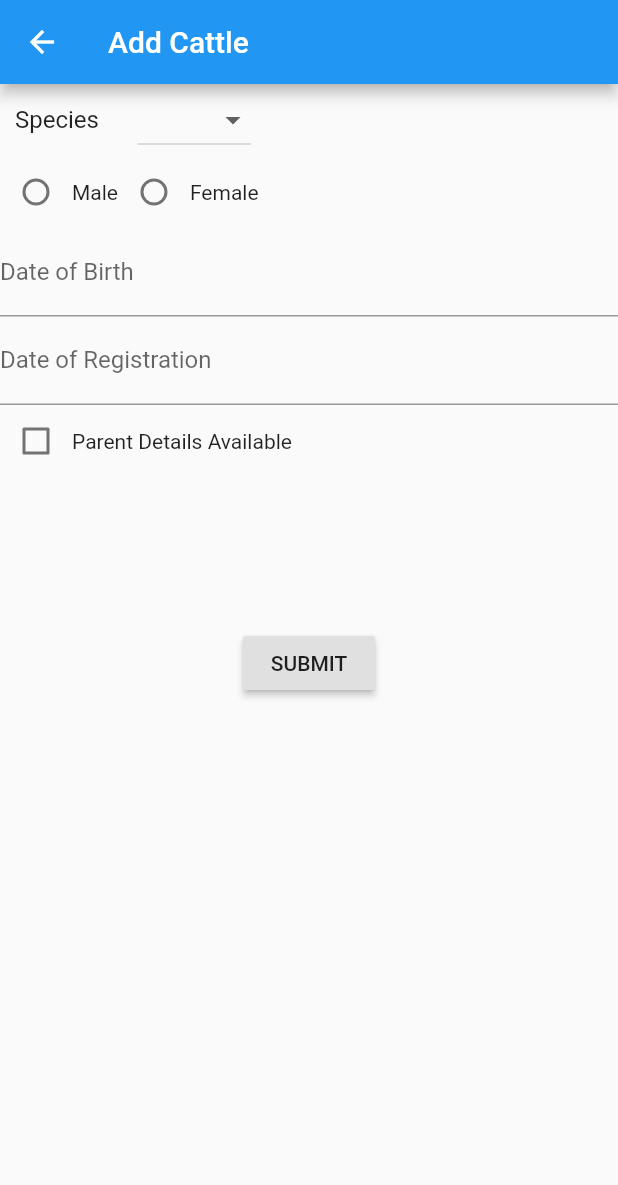
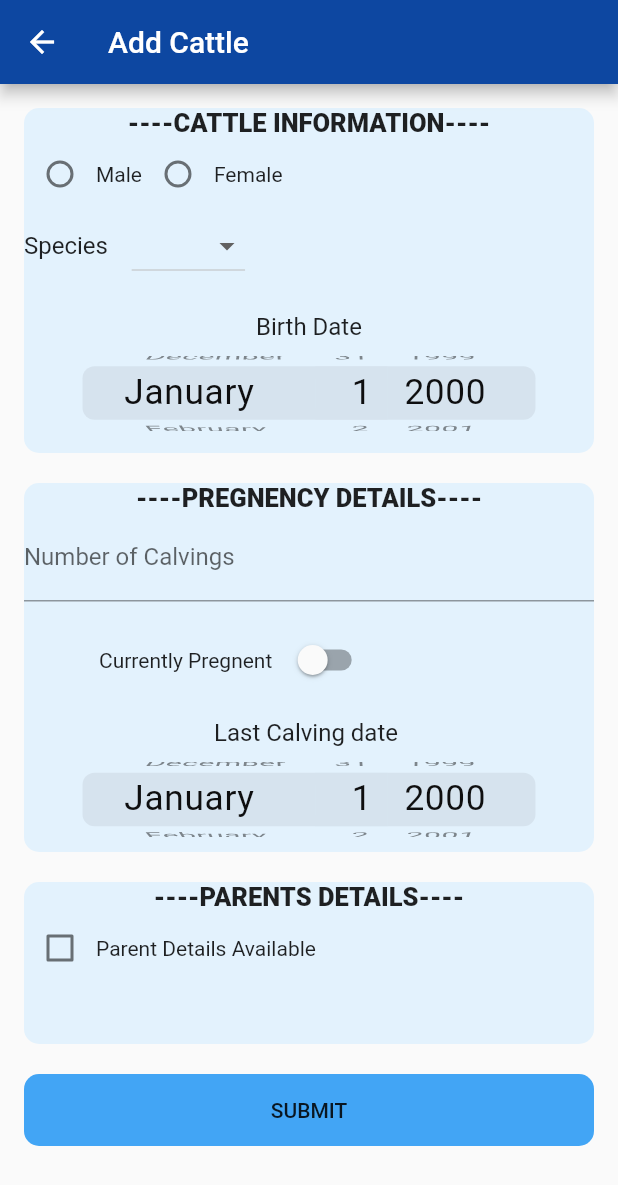
Before and after one commit to MautKaFarishta/KAMADHENU, a Flutter app: the AddAnimal screen opened directly, on a phone screen of 412 x 824 dp. Shown: the top 1185 px of the screen. Run offline on Flutter 3.47's test engine with Material 2 defaults, Android fonts, the phone set to English and light mode, and no system bars; our stand-ins replace cloud_firestore; accounts and stored records are empty.

Commit message:
AnimalRegistration form updated

```diff
--- a/lib/Forms.dart/add_animal.dart
+++ b/lib/Forms.dart/add_animal.dart
@@ -1,3 +1,4 @@
+import 'package:flutter/cupertino.dart';
 import 'package:flutter/material.dart';
 
 enum Species { cow, buffalo, goat, sheep, pig }
@@ -23,19 +24,21 @@ enum BreedBuffalo {
 enum Gender { male, female }
 
 class AddAnimal extends StatefulWidget {
-
   State<StatefulWidget> createState() {
     return AddAnimalForm();
   }
 }
 
 class AddAnimalForm extends State<AddAnimal> {
-
-  Species _species;
-  String _breedCow = "Select Breed";
-  String _breedBuffalo = "Select Breed";
+  String _species;
+  String _breedCow;
+  String _breedBuffalo;
   Gender _ugender;
-  String _date;
+  String _cgender;
+  String _calvings;
+  bool isPregnent = false;
+  var _lastcalf = new DateTime.now();
+  var _birthdate = new DateTime.now();
   String _regdate;
   bool _c = false;
 
@@ -45,38 +48,37 @@ class AddAnimalForm extends State<AddAnimal> {
     return Container(
       child: Row(
         children: <Widget>[
-          SizedBox(width: 10),
           const Text(
             "Species    ",
             style: TextStyle(fontSize: 16),
           ),
-          SizedBox(width: 10),
           DropdownButton(
-              items: const <DropdownMenuItem<Species>>[
-                DropdownMenuItem<Species>(
+              value: _species,
+              items: const <DropdownMenuItem<String>>[
+                DropdownMenuItem<String>(
                   child: Text("Cow"),
-                  value: Species.cow,
+                  value: "Cow",
                 ),
-                DropdownMenuItem<Species>(
+                DropdownMenuItem<String>(
                   child: Text("Buffalo"),
-                  value: Species.buffalo,
+                  value: 'Buffalo',
                 ),
-                DropdownMenuItem<Species>(
+                DropdownMenuItem<String>(
                   child: Text("Goat"),
-                  value: Species.goat,
+                  value: 'Goat',
                 ),
-                DropdownMenuItem<Species>(
+                DropdownMenuItem<String>(
                   child: Text("Sheep"),
-                  value: Species.sheep,
+                  value: "Sheep",
                 ),
-                DropdownMenuItem<Species>(
+                DropdownMenuItem<String>(
                   child: Text("Pig"),
-                  value: Species.pig,
+                  value: "Pig",
                 )
               ],
-              onChanged: (Species value) {
+              onChanged: (value) {
                 _species = value;
-                print(_species);
+                //print(_species);
                 setState(() {
                   _species = value;
                 });
@@ -86,14 +88,17 @@ class AddAnimalForm extends State<AddAnimal> {
     );
   }
 
-  Widget _next(Species _sp) {
-    switch (_sp) {
-      case Species.buffalo:
+  Widget _next(String _species) {
+    switch (_species) {
+      case "Buffalo":
         print("Buffalo");
         return Container(
-          padding: EdgeInsets.all(10),
           child: Row(
             children: <Widget>[
+              Text(
+                "Breed   ",
+                style: TextStyle(fontSize: 16),
+              ),
               DropdownButton(
                 items: const <DropdownMenuItem<String>>[
                   DropdownMenuItem<String>(
@@ -127,17 +132,21 @@ class AddAnimalForm extends State<AddAnimal> {
                     _breedBuffalo = value;
                   });
                 },
-                hint: Text(_breedBuffalo),
+                hint: Text(_breedBuffalo ?? 'Select'),
               )
             ],
           ),
         );
         break;
-      case Species.cow:
+      case "Cow":
         print("Cow");
         return Container(
           child: Row(
             children: <Widget>[
+              Text(
+                "Breed   ",
+                style: TextStyle(fontSize: 16),
+              ),
               DropdownButton(
                 items: const <DropdownMenuItem<String>>[
                   DropdownMenuItem<String>(
@@ -183,7 +192,7 @@ class AddAnimalForm extends State<AddAnimal> {
                     _breedCow = value;
                   });
                 },
-                hint: Text(_breedCow),
+                hint: Text(_breedCow ?? 'Select'),
               )
             ],
           ),
@@ -209,6 +218,7 @@ class AddAnimalForm extends State<AddAnimal> {
                 print(_ugender);
                 setState(() {
                   _ugender = val;
+                  _cgender = "M";
                 });
               }),
           const Text("Male"),
@@ -220,6 +230,7 @@ class AddAnimalForm extends State<AddAnimal> {
                 print(_ugender);
                 setState(() {
                   _ugender = val;
+                  _cgender = "F";
                 });
               }),
           const Text("Female"),
@@ -229,34 +240,81 @@ class AddAnimalForm extends State<AddAnimal> {
   }
 
   Widget _buildDOB() {
+    return Column(
+      children: <Widget>[
+        Text(
+          "Birth Date",
+          style: TextStyle(fontSize: 16),
+        ),
+        SizedBox(height: 10),
+        Container(
+          height: 50,
+          child: CupertinoDatePicker(
+            mode: CupertinoDatePickerMode.date,
+            initialDateTime: DateTime(2000, 1, 1),
+            onDateTimeChanged: (DateTime newDateTime) {
+              _birthdate = newDateTime;
+              print(_birthdate);
+              // Do something
+            },
+          ),
+        ),
+      ],
+    );
+  }
+
+  Widget _lastcalfBOB() {
+    return Column(
+      children: <Widget>[
+        Text(
+          "Last Calving date ",
+          style: TextStyle(fontSize: 16),
+        ),
+        SizedBox(height: 10),
+        Container(
+          height: 50,
+          child: CupertinoDatePicker(
+            mode: CupertinoDatePickerMode.date,
+            initialDateTime: DateTime(2000, 1, 1),
+            onDateTimeChanged: (DateTime newDateTime) {
+              _lastcalf = newDateTime;
+              print(_lastcalf);
+              // Do something
+            },
+          ),
+        ),
+      ],
+    );
+  }
+
+  Widget _calving() {
     return TextFormField(
-      decoration:
-          InputDecoration(labelText: "Date of Birth ", hintText: "DD/MM/YYYY"),
-      keyboardType: TextInputType.datetime,
-      validator: (String value) {
-        if (value.isEmpty) {
-          return "This is required field";
+      decoration: InputDecoration(labelText: "Number of Calvings"),
+      keyboardType: TextInputType.phone,
+      validator: (value) {
+        if (value.length < 3) {
+          return "Please Enter Valid Information";
         }
       },
       onSaved: (String value) {
-        _date = value;
+        _calvings = value;
       },
     );
   }
 
-  Widget _buildRegDate() {
-    return TextFormField(
-      decoration: InputDecoration(
-          labelText: "Date of Registration ", hintText: "DD/MM/YYYY"),
-      keyboardType: TextInputType.datetime,
-      validator: (String value) {
-        if (value.isEmpty) {
-          return "Please enter this field";
-        }
-      },
-      onSaved: (String value) {
-        _regdate = value;
-      },
+  Widget _checkMilch() {
+    return Container(
+      margin: EdgeInsets.only(left: 50),
+      child: Row(children: <Widget>[
+        Text("Currently Pregnent  "),
+        Switch(
+            value: isPregnent,
+            onChanged: (s) {
+              setState(() {
+                isPregnent = s;
+              });
+            })
+      ]),
     );
   }
 
@@ -303,25 +361,81 @@ class AddAnimalForm extends State<AddAnimal> {
   Widget build(BuildContext context) {
     return Scaffold(
       appBar: AppBar(
+        backgroundColor: Colors.blue.shade900,
         title: Text("Add Cattle"),
       ),
       body: Container(
+          margin: EdgeInsets.all(16),
           child: SingleChildScrollView(
             child: Form(
               key: _addAnimalkey,
               child: Column(
                 children: <Widget>[
+                  Container(
+                    decoration: BoxDecoration(
+                        color: Colors.blue[50],
+                        borderRadius: BorderRadius.all(Radius.circular(10))),
+                    child: Column(children: <Widget>[
+                      Text(
+                        '----CATTLE INFORMATION----',
+                        style: TextStyle(
+                            fontSize: 17, fontWeight: FontWeight.w900),
+                      ),
+                      _buildGender(),
                       _buildSpecies(),
+                      SizedBox(height: 10),
                       _next(_species),
-              _buildGender(),
+                      SizedBox(height: 10),
                       _buildDOB(),
-              _buildRegDate(),
+                      SizedBox(height: 15),
+                    ]),
+                  ),
+                  SizedBox(height: 20),
+                  Container(
+                      decoration: BoxDecoration(
+                          color: Colors.blue[50],
+                          borderRadius: BorderRadius.all(Radius.circular(10))),
+                      child: Column(
+                        children: <Widget>[
+                          Text(
+                            '----PREGNENCY DETAILS----',
+                            style: TextStyle(
+                                fontSize: 17, fontWeight: FontWeight.w900),
+                          ),
+                          _calving(),
+                          SizedBox(height: 15),
+                          _checkMilch(),
+                          SizedBox(height: 15),
+                          _lastcalfBOB(),
+                          SizedBox(height: 10),
+                        ],
+                      )),
+                  SizedBox(height: 20),
+                  Container(
+                    decoration: BoxDecoration(
+                        color: Colors.blue[50],
+                        borderRadius: BorderRadius.all(Radius.circular(10))),
+                    child: Column(children: <Widget>[
+                      Text(
+                        '----PARENTS DETAILS----',
+                        style: TextStyle(
+                            fontSize: 17, fontWeight: FontWeight.w900),
+                      ),
                       _parentdetailsCB(),
+                      SizedBox(height: 10),
                       _parentdetails(),
                       SizedBox(
-                height: 100,
+                        height: 30,
                       ),
-              RaisedButton(
+                    ]),
+                  ),
+                  SizedBox(height:20),
+                  Container(
+                    width: double.infinity,
+                    decoration: BoxDecoration(
+                        color: Colors.blue[400],
+                        borderRadius: BorderRadius.all(Radius.circular(10))),
+                    child: FlatButton(
                         child: Text("SUBMIT"),
                         onPressed: () {
                           if (!_addAnimalkey.currentState.validate()) {
@@ -333,9 +447,10 @@ class AddAnimalForm extends State<AddAnimal> {
                           print(_breedCow);
                           print(_breedBuffalo);
                           print(_ugender);
-                    print(_date);
+                          print(_birthdate);
                           print(_regdate);
-                  })
+                        }),
+                  )
                   // _next(),
                 ],
                 mainAxisAlignment: MainAxisAlignment.start,
```
Lines whose indentation alone changed are shown as unchanged.
